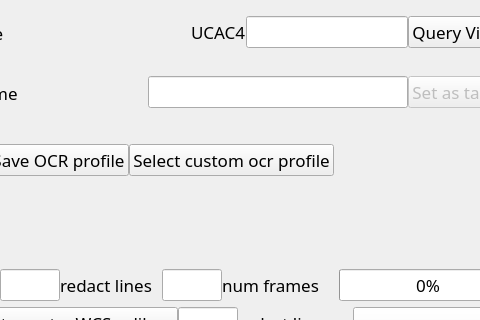
bob-anderson-ok/pymovie, file src/pymovie/PyMovie.ui: the form before one commit; both pictures show x 222 to 702 and y 323 to 643 of the 1072 by 996 pixel window.
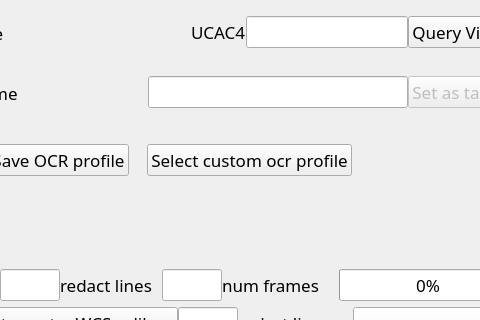
The form after the commit. Custom widgets are drawn as their Qt base class.

The edit to the form file:
```diff
--- a/src/pymovie/PyMovie.ui
+++ b/src/pymovie/PyMovie.ui
@@ -940,6 +940,13 @@
              </property>
             </widget>
            </item>
+           <item>
+            <widget class="QLabel" name="lprofileButtonSpacingLabel">
+             <property name="text">
+              <string>    </string>
+             </property>
+            </widget>
+           </item>
            <item>
             <widget class="QPushButton" name="loadCustomProfilesButton">
              <property name="text">
```
Left out of the diff: 6 changed lines with no effect on the pictures.
